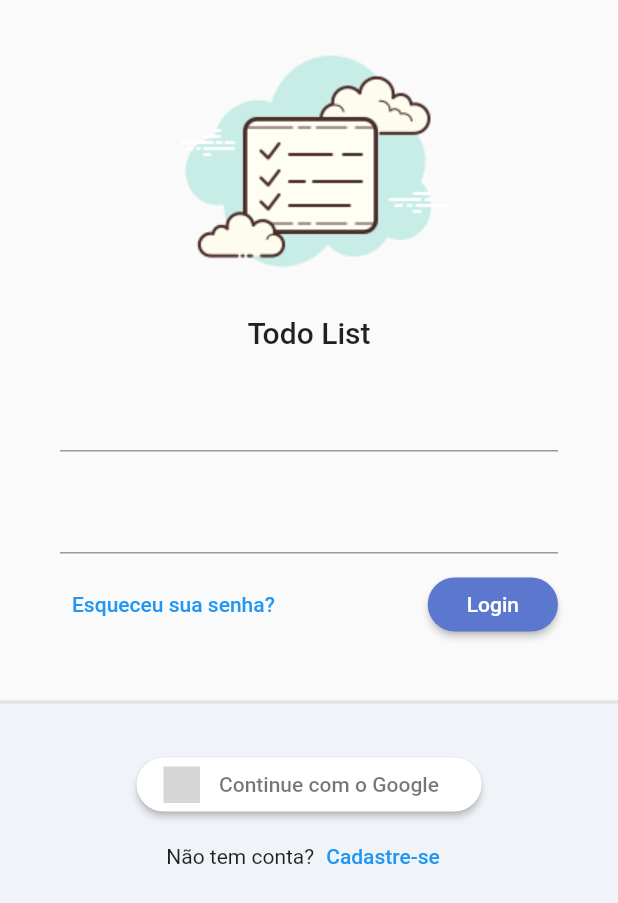
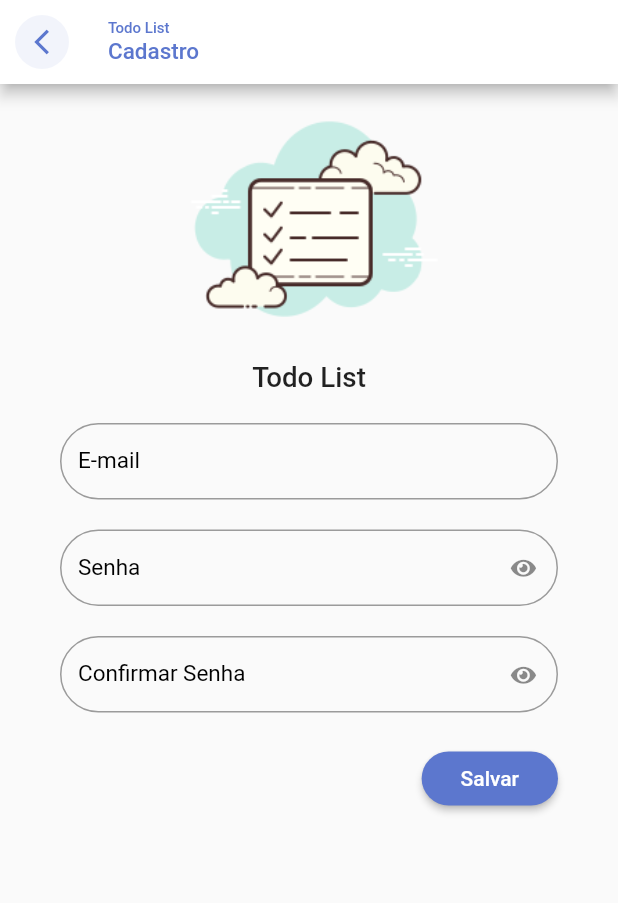
Before and after one commit to cabavas/todo_list, a Flutter app: the LoginPage screen opened directly, after a tap on "Cadastre-se", on a phone screen of 412 x 824 dp. Shown: the top 903 px of the screen. Run offline on Flutter 3.47's test engine with Material 2 defaults, Android fonts, the phone set to English and light mode, and no system bars; our stand-ins replace firebase_auth, firebase_core, flutter_signin_button, google_fonts, sqflite, sqflite_common and 1 more; accounts and stored records are empty; Roboto replaces fonts that are missing (Mandali); grey boxes are pictures that could not be loaded.

```diff
--- a/lib/app/app_widget.dart
+++ b/lib/app/app_widget.dart
@@ -1,10 +1,7 @@
 import 'package:flutter/material.dart';
-import 'package:provider/provider.dart';
 import 'package:todo_list/app/core/database/sqlite_adm_connection.dart';
 import 'package:todo_list/app/core/ui/todo_list_ui_config.dart';
 import 'package:todo_list/app/modules/auth/auth_module.dart';
-import 'package:todo_list/app/modules/auth/login/login_controller.dart';
-import 'package:todo_list/app/modules/auth/login/login_page.dart';
 import 'package:todo_list/app/modules/splash/splash_page.dart';
 
 class AppWidget extends StatefulWidget {
--- a/lib/app/core/database/migrations/migration_v1.dart
+++ b/lib/app/core/database/migrations/migration_v1.dart
@@ -15,7 +15,5 @@ class MigrationV1 implements Migration {
   }
 
   @override
-  void update(Batch batch) {
-    // TODO: implement update
-  }
+  void update(Batch batch) {}
 }
--- a/lib/app/core/database/sqlite_connection_factory.dart
+++ b/lib/app/core/database/sqlite_connection_factory.dart
@@ -4,8 +4,8 @@ import 'package:synchronized/synchronized.dart';
 import 'package:todo_list/app/core/database/sqlite_migration_factory.dart';
 
 class SqliteConnectionFactory {
-  static const _VERSION = 1;
-  static const _DATABASE_NAME = 'TODO_LIST';
+  static const _version = 1;
+  static const _databaseName = 'TODO_LIST';
 
   static SqliteConnectionFactory? _instance;
 
@@ -21,12 +21,12 @@ class SqliteConnectionFactory {
 
   Future<Database> openConnection() async {
     var databasePath = await getDatabasesPath();
-    var databasePathFinal = join(databasePath, _DATABASE_NAME);
+    var databasePathFinal = join(databasePath, _databaseName);
     if (_db == null) {
       await _lock.synchronized(() async {
         _db ??= await openDatabase(
           databasePathFinal,
-          version: _VERSION,
+          version: _version,
           onConfigure: _onConfigure,
           onCreate: _onCreate,
           onUpgrade: _onDowngrade,
@@ -57,16 +57,16 @@ class SqliteConnectionFactory {
     batch.commit();
   }
 
-  Future<void> _onUpgrade(Database db, int oldVersion, int version) async {
-    final batch = db.batch();
+  // Future<void> _onUpgrade(Database db, int oldVersion, int version) async {
+  //   final batch = db.batch();
 
-    final migrations = SqliteMigrationFactory().getUpgradeMigration(oldVersion);
-    for (var migration in migrations) {
-      migration.update(batch);
-    }
+  //   final migrations = SqliteMigrationFactory().getUpgradeMigration(oldVersion);
+  //   for (var migration in migrations) {
+  //     migration.update(batch);
+  //   }
 
-    batch.commit();
-  }
+  //   batch.commit();
+  // }
 
   Future<void> _onDowngrade(Database db, int oldVersion, int version) async {}
 }
--- /dev/null
+++ b/lib/app/core/ui/todo_list_icon.dart
@@ -0,0 +1,33 @@
+/// Flutter icons TodoListIcon
+/// Copyright (C) 2023 by original authors @ fluttericon.com, fontello.com
+/// This font was generated by FlutterIcon.com, which is derived from Fontello.
+///
+/// To use this font, place it in your fonts/ directory and include the
+/// following in your pubspec.yaml
+///
+/// flutter:
+///   fonts:
+///    - family:  TodoListIcon
+///      fonts:
+///       - asset: fonts/TodoListIcon.ttf
+///
+///
+/// * Font Awesome 5, Copyright (C) 2016 by Dave Gandy
+///         Author:    Dave Gandy
+///         License:   SIL (https://github.com/FortAwesome/Font-Awesome/blob/master/LICENSE.txt)
+///         Homepage:  http://fortawesome.github.com/Font-Awesome/
+///
+import 'package:flutter/widgets.dart';
+
+class TodoListIcon {
+  TodoListIcon._();
+
+  static const _kFontFam = 'TodoListIcon';
+  static const String? _kFontPkg = null;
+
+  static const IconData eye =
+      IconData(0xf06e, fontFamily: _kFontFam, fontPackage: _kFontPkg);
+  // ignore: constant_identifier_names
+  static const IconData eye_slash =
+      IconData(0xf070, fontFamily: _kFontFam, fontPackage: _kFontPkg);
+}
--- /dev/null
+++ b/lib/app/core/widget/todo_list_field.dart
@@ -0,0 +1,63 @@
+import 'package:flutter/material.dart';
+import 'package:todo_list/app/core/ui/todo_list_icon.dart';
+
+class TodoListField extends StatelessWidget {
+  final String label;
+  final IconButton? suffixIconButton;
+  final bool obscureText;
+  final ValueNotifier<bool> obscureTextVN;
+  final TextEditingController? controller;
+  final FormFieldValidator<String>? validator;
+
+  TodoListField({
+    Key? key,
+    required this.label,
+    this.suffixIconButton,
+    this.obscureText = false,
+    this.controller,
+    this.validator,
+  })  : assert(obscureText == true ? suffixIconButton == null : true,
+            'obscureText Não pode ser enviado em conjunto com suffixIconButton'),
+        obscureTextVN = ValueNotifier(obscureText),
+        super(key: key);
+
+  @override
+  Widget build(BuildContext context) {
+    return ValueListenableBuilder<bool>(
+      valueListenable: obscureTextVN,
+      builder: (_, obscureTextValue, child) {
+        return TextFormField(
+          controller: controller,
+          validator: validator,
+          decoration: InputDecoration(
+            labelText: label,
+            labelStyle: const TextStyle(fontSize: 15, color: Colors.black),
+            border: OutlineInputBorder(
+              borderRadius: BorderRadius.circular(30),
+            ),
+            errorBorder: OutlineInputBorder(
+              borderRadius: BorderRadius.circular(30),
+              borderSide: const BorderSide(color: Colors.red),
+            ),
+            isDense: true,
+            suffixIcon: suffixIconButton ??
+                (obscureText == true
+                    ? IconButton(
+                        onPressed: () {
+                          obscureTextVN.value = !obscureTextValue;
+                        },
+                        icon: Icon(
+                          !obscureTextValue
+                              ? TodoListIcon.eye_slash
+                              : TodoListIcon.eye,
+                          size: 15,
+                        ),
+                      )
+                    : null),
+          ),
+          obscureText: obscureTextValue,
+        );
+      },
+    );
+  }
+}
--- /dev/null
+++ b/lib/app/exceptions/auth_exception.dart
@@ -0,0 +1,6 @@
+class AuthException {
+  String message;
+  AuthException({
+    required this.message,
+  });
+}
--- a/lib/app/modules/auth/auth_module.dart
+++ b/lib/app/modules/auth/auth_module.dart
@@ -1,5 +1,7 @@
 import 'package:provider/provider.dart';
 import 'package:todo_list/app/modules/auth/login/login_page.dart';
+import 'package:todo_list/app/modules/auth/register/register_controller.dart';
+import 'package:todo_list/app/modules/auth/register/register_page.dart';
 import 'package:todo_list/app/modules/todo_list_module.dart';
 
 import 'login/login_controller.dart';
@@ -10,10 +12,14 @@ class AuthModule extends TodoListModule {
           bindings: [
             ChangeNotifierProvider(
               create: (_) => LoginController(),
+            ),
+            ChangeNotifierProvider(
+              create: (_) => RegisterController(),
             )
           ],
           routers: {
             '/login': (context) => const LoginPage(),
+            '/register': (context) => const RegisterPage(),
           },
         );
 }
--- a/lib/app/modules/auth/login/login_page.dart
+++ b/lib/app/modules/auth/login/login_page.dart
@@ -1,6 +1,6 @@
 import 'package:flutter/material.dart';
-import 'package:flutter_signin_button/button_view.dart';
 import 'package:flutter_signin_button/flutter_signin_button.dart';
+import 'package:todo_list/app/core/widget/todo_list_field.dart';
 import 'package:todo_list/app/core/widget/todo_list_logo.dart';
 
 class LoginPage extends StatelessWidget {
@@ -29,9 +29,12 @@ class LoginPage extends StatelessWidget {
                       child: Form(
                         child: Column(
                           children: [
-                            TextFormField(),
+                            TodoListField(label: 'E-mail'),
                             const SizedBox(height: 20),
-                            TextFormField(),
+                            TodoListField(
+                              label: 'Senha',
+                              obscureText: true,
+                            ),
                             const SizedBox(height: 10),
                             Row(
                               mainAxisAlignment: MainAxisAlignment.spaceBetween,
@@ -44,8 +47,8 @@ class LoginPage extends StatelessWidget {
                                   onPressed: () {},
                                   style: ElevatedButton.styleFrom(
                                     shape: RoundedRectangleBorder(
-                                        borderRadius:
-                                            BorderRadius.circular(20)),
+                                      borderRadius: BorderRadius.circular(20),
+                                    ),
                                   ),
                                   child: const Padding(
                                     padding: EdgeInsets.all(10.0),
@@ -88,7 +91,10 @@ class LoginPage extends StatelessWidget {
                               children: [
                                 const Text('Não tem conta?'),
                                 TextButton(
-                                  onPressed: () {},
+                                  onPressed: () {
+                                    Navigator.of(context)
+                                        .pushNamed('/register');
+                                  },
                                   child: const Text('Cadastre-se'),
                                 )
                               ],
--- /dev/null
+++ b/lib/app/modules/auth/register/register_controller.dart
@@ -0,0 +1,3 @@
+import 'package:flutter/material.dart';
+
+class RegisterController extends ChangeNotifier {}
--- /dev/null
+++ b/lib/app/modules/auth/register/register_page.dart
@@ -0,0 +1,89 @@
+import 'package:flutter/material.dart';
+import 'package:todo_list/app/core/ui/theme_extensions.dart';
+import 'package:todo_list/app/core/widget/todo_list_field.dart';
+import 'package:todo_list/app/core/widget/todo_list_logo.dart';
+
+class RegisterPage extends StatelessWidget {
+  const RegisterPage({Key? key}) : super(key: key);
+
+  @override
+  Widget build(BuildContext context) {
+    return Scaffold(
+      appBar: AppBar(
+        automaticallyImplyLeading: false,
+        backgroundColor: Colors.white,
+        title: Column(
+          crossAxisAlignment: CrossAxisAlignment.start,
+          children: [
+            Text(
+              'Todo List',
+              style: TextStyle(fontSize: 10, color: context.primaryColor),
+            ),
+            Text(
+              'Cadastro',
+              style: TextStyle(fontSize: 15, color: context.primaryColor),
+            ),
+          ],
+        ),
+        leading: IconButton(
+          onPressed: () {},
+          icon: ClipOval(
+            child: Container(
+              color: context.primaryColor.withAlpha(20),
+              padding: const EdgeInsets.all(8),
+              child: Icon(
+                Icons.arrow_back_ios_outlined,
+                size: 20,
+                color: context.primaryColor,
+              ),
+            ),
+          ),
+        ),
+      ),
+      body: ListView(
+        children: [
+          SizedBox(
+            height: MediaQuery.of(context).size.width * .5,
+            child: const FittedBox(
+              fit: BoxFit.fitHeight,
+              child: TodoListLogo(),
+            ),
+          ),
+          Padding(
+            padding: const EdgeInsets.symmetric(horizontal: 40, vertical: 20),
+            child: Form(
+              child: Column(
+                children: [
+                  TodoListField(label: 'E-mail'),
+                  const SizedBox(height: 20),
+                  TodoListField(label: 'Senha', obscureText: true),
+                  const SizedBox(height: 20),
+                  TodoListField(
+                    label: 'Confirmar Senha',
+                    obscureText: true,
+                  ),
+                  const SizedBox(height: 20),
+                  Align(
+                    alignment: Alignment.bottomRight,
+                    child: ElevatedButton(
+                      onPressed: () {},
+                      style: ElevatedButton.styleFrom(
+                        shape: RoundedRectangleBorder(
+                          borderRadius: BorderRadius.circular(20),
+                        ),
+                      ),
+                      child: const Padding(
+                        padding: EdgeInsets.all(10.0),
+                        child: Text('Salvar'),
+                      ),
+                    ),
+                  )
+                ],
+              ),
+            ),
+          ),
+        ],
+      ),
+    );
+  }
+}
--- /dev/null
+++ b/lib/app/repositories/user/user_repository.dart
@@ -0,0 +1,5 @@
+import 'package:firebase_auth/firebase_auth.dart';
+
+abstract class UserRepository {
+  Future<User?> register(String email, String password);
+}
--- /dev/null
+++ b/lib/app/services/user/user_service.dart
@@ -0,0 +1,5 @@
+import 'package:firebase_auth/firebase_auth.dart';
+
+abstract class UserService {
+  Future<User?> register(String email, String password);
+}
--- /dev/null
+++ b/lib/app/services/user/user_service_impl.dart
@@ -0,0 +1,16 @@
+import 'package:firebase_auth/firebase_auth.dart';
+import 'package:todo_list/app/services/user/user_service.dart';
+
+import '../../repositories/user/user_repository.dart';
+
+class UserServiceImpl implements UserService {
+  final UserRepository _userRepository;
+
+  UserServiceImpl({required UserRepository userRepository})
+      : _userRepository = userRepository;
+
+  @override
+  Future<User?> register(String email, String password) {
+    return _userRepository.register(email, password);
+  }
+}
--- a/lib/main.dart
+++ b/lib/main.dart
@@ -1,6 +1,9 @@
+import 'package:firebase_core/firebase_core.dart';
 import 'package:flutter/material.dart';
 import 'package:todo_list/app/app_module.dart';
 
-void main() {
+Future<void> main() async {
+  WidgetsFlutterBinding.ensureInitialized();
+  await Firebase.initializeApp();
   runApp(const AppModule());
 }
```
Also changed, not shown: lib/app/app_module.dart (+19 -1 lines), lib/app/repositories/user/user_repository_impl.dart (added, +35 -0 lines), pubspec.yaml (+7 -4 lines), assets/fonts/TodoListIcon.ttf (added), pubspec.lock, 4 other files.
